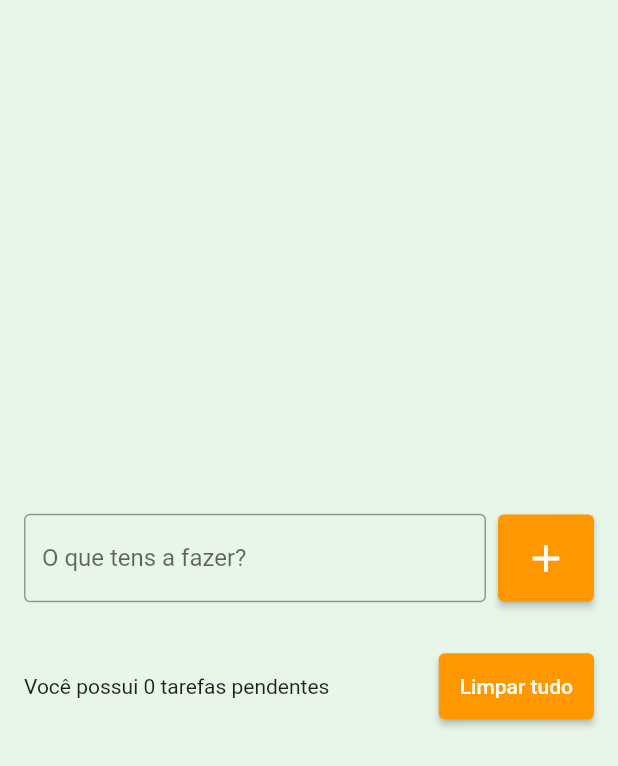
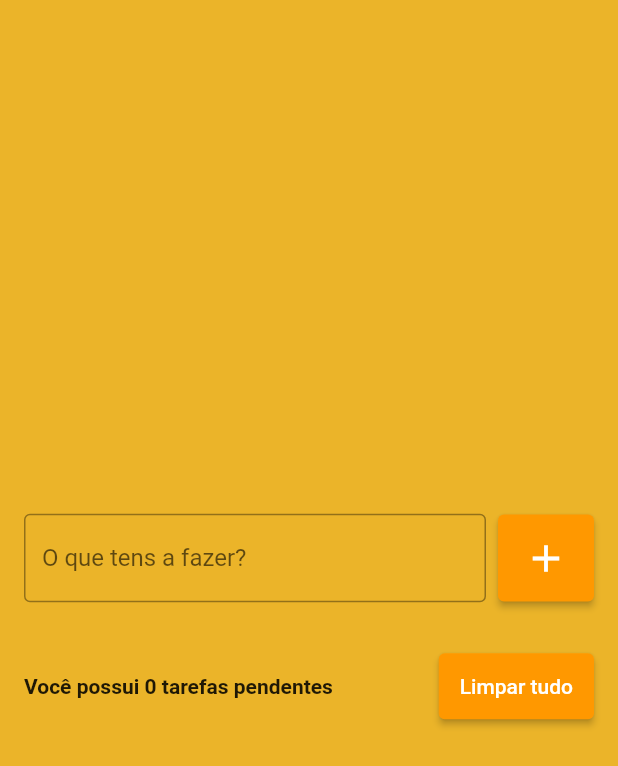
Before and after one commit to VivianeSouza923/todo_list, a Flutter app: the screen it shows after launch, on a phone screen of 412 x 824 dp. Shown: the top 766 px of the screen. Run offline on Flutter 3.47's test engine with Material 2 defaults, Android fonts, the phone set to English and light mode, and no system bars; our stand-ins replace flutter_slidable.

Commit message:
today's work

```diff
--- a/lib/pages/todo_list_page.dart
+++ b/lib/pages/todo_list_page.dart
@@ -22,7 +22,7 @@ class _TodoListPageState extends State<TodoListPage> {
     // base de todas ou praticamente todas as telas
     return SafeArea(
       child: Scaffold(
-        backgroundColor: Colors.green[50],
+        backgroundColor: Color.fromARGB(255, 235, 180, 41),
         body: Center(
           child: Padding(
             padding: const EdgeInsets.all(16.0),
@@ -142,8 +142,10 @@ class _TodoListPageState extends State<TodoListPage> {
                 Row(
                   children: [
                     Expanded(
+
                       child: Text(
                         "Você possui ${tarefas.length} tarefas pendentes",
+                        style: const TextStyle(fontWeight: FontWeight.bold ),
                       ),
                     ),
                     ElevatedButton(
```
Also changed, not shown: pubspec.lock.
